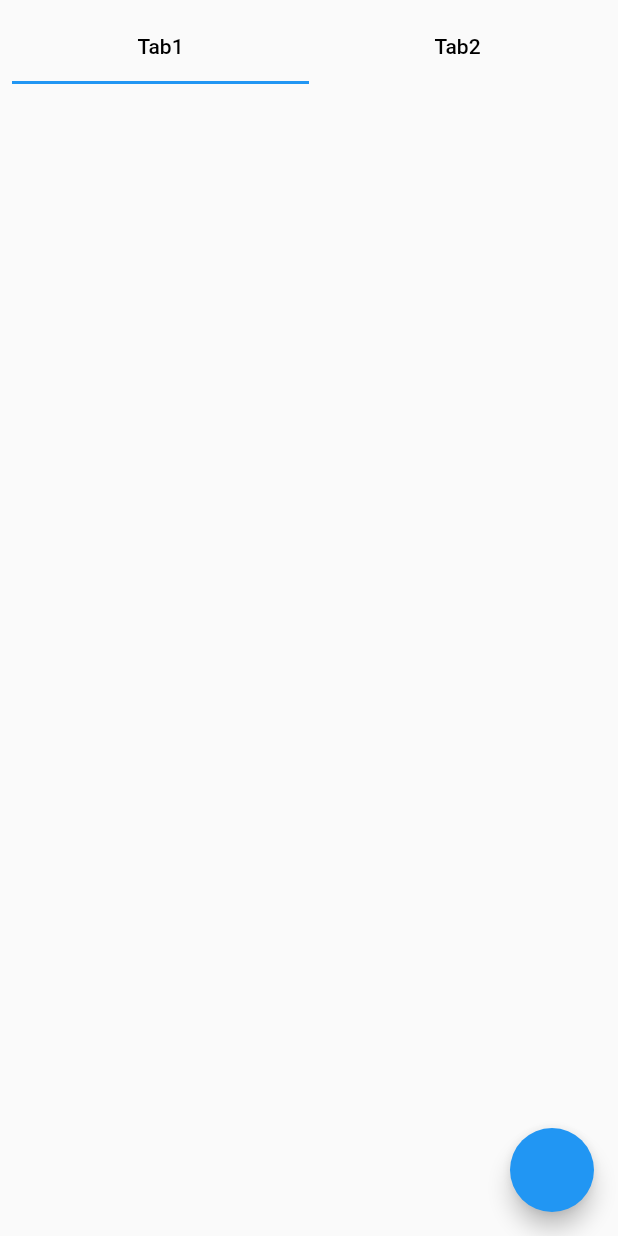
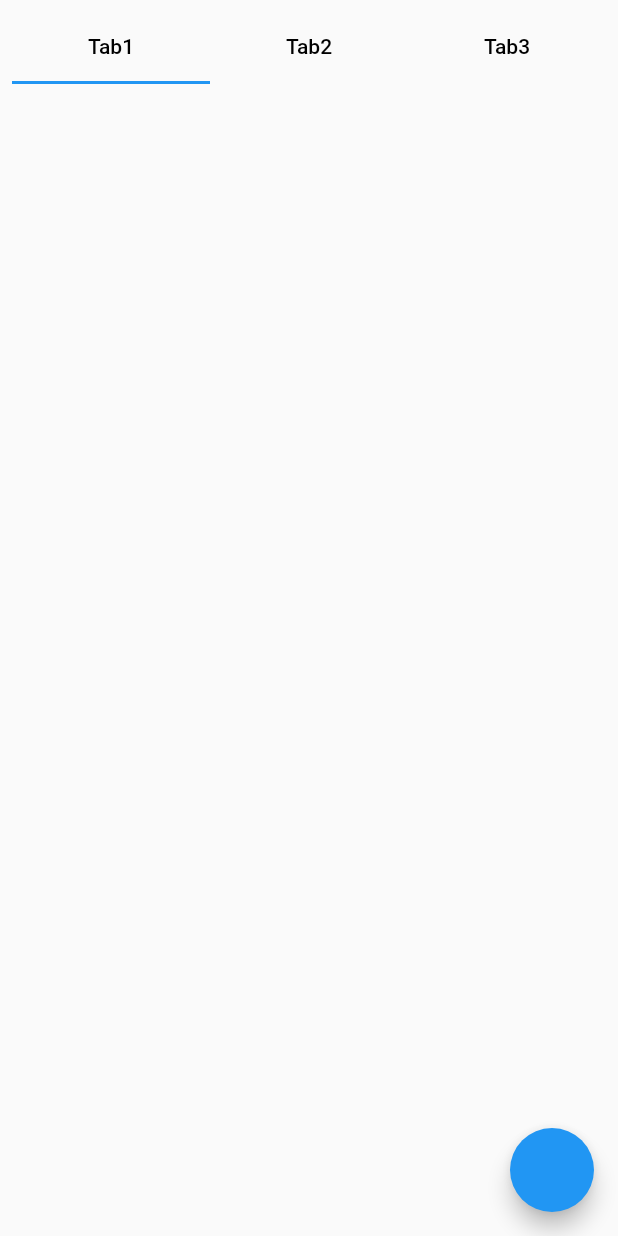
Before and after one commit to robert-luoqing/flutter_user_guildance, a Flutter app: the screen it shows after launch, on a phone screen of 412 x 824 dp. Run offline on Flutter 3.47's test engine with Material 2 defaults, Android fonts, the phone set to English and light mode, and no system bars.

Commit message:
commit code

```diff
--- a/example/lib/home.dart
+++ b/example/lib/home.dart
@@ -11,6 +11,8 @@ class HomePage extends StatefulWidget {
 
 class _HomePageState extends State<HomePage> {
   UserGuidanceController userGuidanceController = UserGuidanceController();
+  var tabs = ["Tab1", "Tab2", "Tab3"];
+
   @override
   void dispose() {
     userGuidanceController.dispose();
@@ -18,12 +20,11 @@ class _HomePageState extends State<HomePage> {
   }
 
   @override
-  @override
   Widget build(BuildContext context) {
     return UserGuidance(
       controller: userGuidanceController,
       slotBuilder: (context, data) {
-        if (data?.index == 3) {
+        if (data?.index == 1) {
           return BoxDecoration(
             color: Colors.white,
             borderRadius: BorderRadius.circular(30),
@@ -32,7 +33,7 @@ class _HomePageState extends State<HomePage> {
         return null;
       },
       tipBuilder: (context, data) {
-        if (data?.index == 3) {
+        if (data?.index == 1) {
           return Stack(children: [
             Positioned(
               left: (data?.position.dx ?? 0) - 120,
@@ -40,7 +41,7 @@ class _HomePageState extends State<HomePage> {
               child: Container(
                   color: Colors.red,
                   child: const Text(
-                    "Please follow the guildance",
+                    "This is float button",
                   )),
             )
           ]);
@@ -48,10 +49,10 @@ class _HomePageState extends State<HomePage> {
         return null;
       },
       child: DefaultTabController(
-          length: 2,
+          length: tabs.length,
           child: Scaffold(
             floatingActionButton: UserGuildanceAnchor(
-                index: 3,
+                index: 1,
                 child: FloatingActionButton(
                   onPressed: () {
                     userGuidanceController.show();
@@ -61,27 +62,22 @@ class _HomePageState extends State<HomePage> {
               child: Padding(
                 padding: const EdgeInsets.all(8.0),
                 child: Column(children: [
-                  const TabBar(tabs: [
-                    Tab(
+                  TabBar(
+                      tabs: tabs.map<Widget>((txt) {
+                    var subIndex = tabs.indexOf(txt);
+                    return Tab(
                         child: UserGuildanceAnchor(
-                            index: 1,
+                            index: 0,
+                            subIndex: subIndex,
                             reportType: AnchorReportParentType.tab,
                             child: Text(
-                              "Tab1",
-                              style: TextStyle(color: Colors.black),
-                            ))),
-                    Tab(
-                        child: UserGuildanceAnchor(
-                            index: 2,
-                            reportType: AnchorReportParentType.tab,
-                            child: Text(
-                              "Tab2",
-                              style: TextStyle(color: Colors.black),
-                            )))
-                  ]),
+                              txt,
+                              style: const TextStyle(color: Colors.black),
+                            )));
+                  }).toList()),
                   Expanded(
                       child: TabBarView(
-                    children: [Container(), Container()],
+                    children: tabs.map<Widget>((txt) => Container()).toList(),
                   ))
                 ]),
               ),
```
Also changed, not shown: 1 other file.
